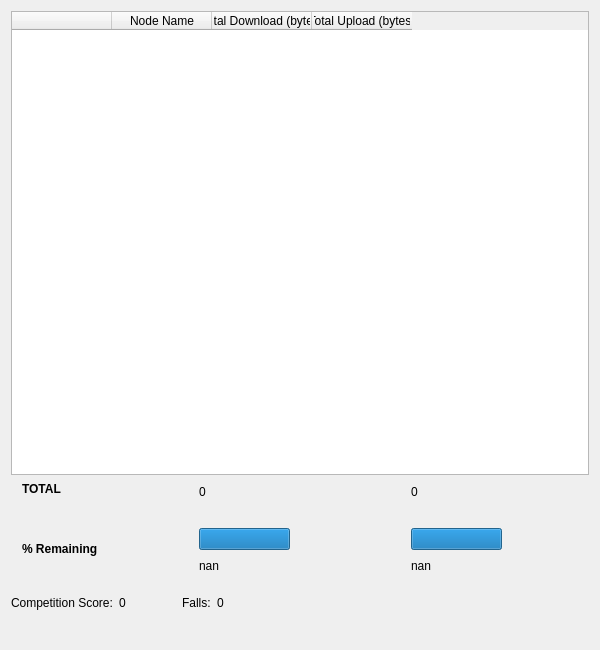
team-vigir/vigir_ocs_common, file vigir_ocs_bandwidth_widget/src/ui/bandwidth_widget.ui: the form before one commit.
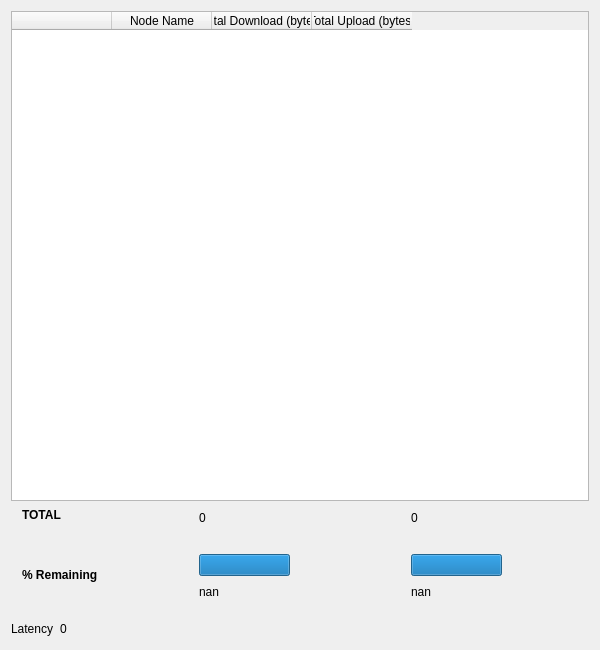
The form after the commit.

Commit message: start up change to bw widget

The edit to the form file:
```diff
--- a/vigir_ocs_bandwidth_widget/src/ui/bandwidth_widget.ui
+++ b/vigir_ocs_bandwidth_widget/src/ui/bandwidth_widget.ui
@@ -338,76 +338,6 @@
      <property name="topMargin">
       <number>0</number>
      </property>
-     <item>
-      <widget class="QLabel" name="label_13">
-       <property name="text">
-        <string>Competition Score:</string>
-       </property>
-      </widget>
-     </item>
-     <item>
-      <widget class="QLabel" name="competition_score">
-       <property name="text">
-        <string>0</string>
-       </property>
-      </widget>
-     </item>
-     <item>
-      <spacer name="horizontalSpacer_4">
-       <property name="orientation">
-        <enum>Qt::Horizontal</enum>
-       </property>
-       <property name="sizeHint" stdset="0">
-        <size>
-         <width>40</width>
-         <height>20</height>
-        </size>
-       </property>
-      </spacer>
-     </item>
-     <item>
-      <spacer name="horizontalSpacer_3">
-       <property name="orientation">
-        <enum>Qt::Horizontal</enum>
-       </property>
-       <property name="sizeType">
-        <enum>QSizePolicy::Minimum</enum>
-       </property>
-       <property name="sizeHint" stdset="0">
-        <size>
-         <width>50</width>
-         <height>20</height>
-        </size>
-       </property>
-      </spacer>
-     </item>
-     <item>
-      <widget class="QLabel" name="label_12">
-       <property name="text">
-        <string>Falls:</string>
-       </property>
-      </widget>
-     </item>
-     <item>
-      <widget class="QLabel" name="falls">
-       <property name="text">
-        <string>0</string>
-       </property>
-      </widget>
-     </item>
-     <item>
-      <spacer name="horizontalSpacer_5">
-       <property name="orientation">
-        <enum>Qt::Horizontal</enum>
-       </property>
-       <property name="sizeHint" stdset="0">
-        <size>
-         <width>437</width>
-         <height>20</height>
-        </size>
-       </property>
-      </spacer>
-     </item>
     </layout>
    </item>
    <item>
@@ -415,6 +345,33 @@
      <property name="topMargin">
       <number>0</number>
      </property>
+     <item>
+      <widget class="QLabel" name="label_12">
+       <property name="text">
+        <string>Latency</string>
+       </property>
+      </widget>
+     </item>
+     <item>
+      <widget class="QLabel" name="latency">
+       <property name="text">
+        <string>0</string>
+       </property>
+      </widget>
+     </item>
+     <item>
+      <spacer name="horizontalSpacer_5">
+       <property name="orientation">
+        <enum>Qt::Horizontal</enum>
+       </property>
+       <property name="sizeHint" stdset="0">
+        <size>
+         <width>437</width>
+         <height>20</height>
+        </size>
+       </property>
+      </spacer>
+     </item>
      <item>
       <widget class="QLabel" name="message">
        <property name="text">
```
The commit also changes 1 other file.
